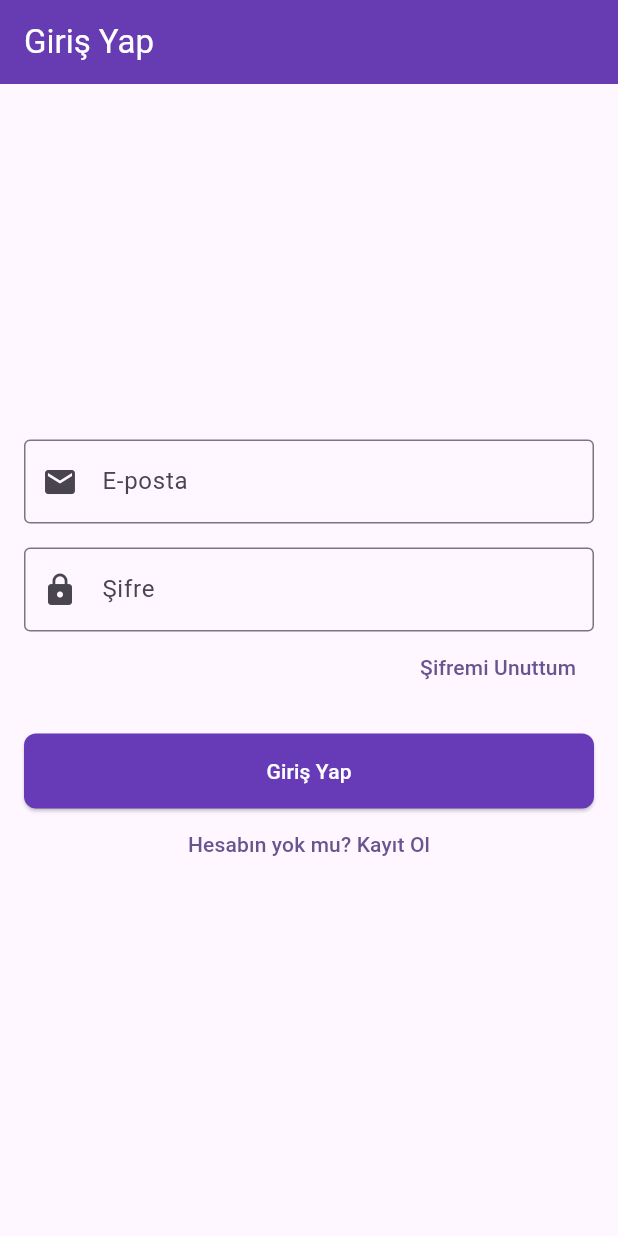
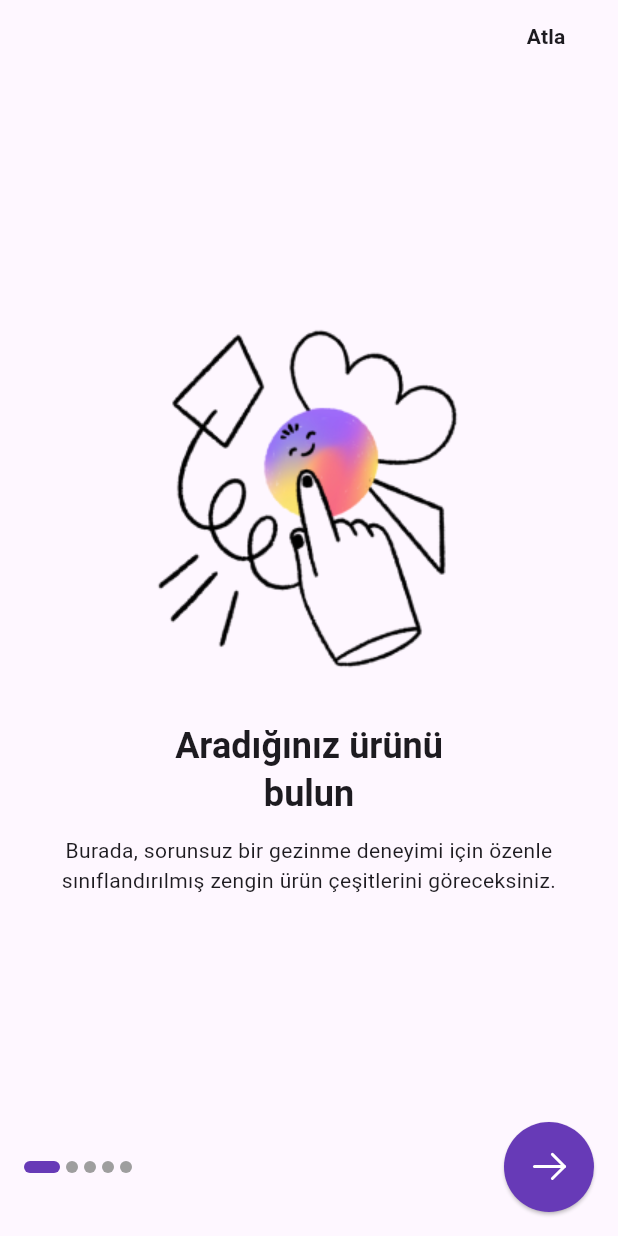
Before and after one commit to meliherenn/erenapp, a Flutter app: the screen it shows after launch, on a phone screen of 412 x 824 dp. Run offline on Flutter 3.47's test engine with Material 3 defaults, Android fonts, the light colour scheme and no system bars; our stand-ins replace cloud_firestore, firebase_auth, firebase_core, flutter_svg, shared_preferences; accounts and stored records are empty.

Commit message:
Çeşitli geliştirmeler yapıldı.

```diff
--- /dev/null
+++ b/lib/constants.dart
@@ -0,0 +1,5 @@
+import 'package:flutter/material.dart';
+
+const primaryColor = Colors.deepPurple;
+const defaultPadding = 16.0;
+const defaultDuration = Duration(milliseconds: 300);
--- a/lib/main.dart
+++ b/lib/main.dart
@@ -1,65 +1,31 @@
-import 'package:erenapp/screens/main_screen.dart';
-import 'package:firebase_auth/firebase_auth.dart';
 import 'package:flutter/material.dart';
-import 'package:flutter_screenutil/flutter_screenutil.dart';
+import 'package:shared_preferences/shared_preferences.dart';
+
+import 'package:erenapp/screens/onboarding_screen.dart';
 import 'package:erenapp/screens/login_screen.dart';
-import 'package:firebase_core/firebase_core.dart';
-import 'firebase_options.dart';
+import 'package:erenapp/route/route_constants.dart';
 
-Future<void> main() async {
+void main() async {
   WidgetsFlutterBinding.ensureInitialized();
-  await Firebase.initializeApp(
-    options: DefaultFirebaseOptions.currentPlatform,
-  );
-  runApp(const MyApp());
+  final prefs = await SharedPreferences.getInstance();
+  final seen = prefs.getBool('seen_onboarding') ?? false;
+
+  runApp(MyApp(seenOnboarding: seen));
 }
 
 class MyApp extends StatelessWidget {
-  const MyApp({super.key});
+  final bool seenOnboarding;
+  const MyApp({super.key, required this.seenOnboarding});
 
   @override
   Widget build(BuildContext context) {
-    return ScreenUtilInit(
-      designSize: const Size(360, 690),
-      minTextAdapt: true,
-      splitScreenMode: true,
-      builder: (context, child) {
-        return MaterialApp(
-          title: 'E-Ticaret App',
-          theme: ThemeData(
-            colorScheme: ColorScheme.fromSeed(seedColor: Colors.deepPurple),
-            useMaterial3: true,
-            appBarTheme: const AppBarTheme(
-              backgroundColor: Colors.deepPurple,
-              foregroundColor: Colors.white,
-              elevation: 4,
-            ),
-            elevatedButtonTheme: ElevatedButtonThemeData(
-              style: ElevatedButton.styleFrom(
-                backgroundColor: Colors.deepPurple,
-                foregroundColor: Colors.white,
-                shape: RoundedRectangleBorder(
-                  borderRadius: BorderRadius.circular(8),
-                ),
-              ),
-            ),
-          ),
-          debugShowCheckedModeBanner: false,
-          home: StreamBuilder<User?>(
-            stream: FirebaseAuth.instance.authStateChanges(),
-            builder: (context, snapshot) {
-              if (snapshot.connectionState == ConnectionState.waiting) {
-                return const Scaffold(
-                  body: Center(child: CircularProgressIndicator()),
-                );
-              }
-              if (snapshot.hasData) {
-                return const MainScreen();
-              }
-              return const LoginScreen();
-            },
-          ),
-        );
+    return MaterialApp(
+
+      home: seenOnboarding ? const LoginScreen() : const OnBordingScreen(),
+
+
+      routes: {
+        logInScreenRoute: (context) => const LoginScreen(),
       },
     );
   }
--- /dev/null
+++ b/lib/route/route_constants.dart
@@ -0,0 +1 @@
+const String logInScreenRoute = '/login';
--- /dev/null
+++ b/lib/screens/components/dot_indicators.dart
@@ -0,0 +1,24 @@
+import 'package:erenapp/constants.dart';
+import 'package:flutter/material.dart';
+
+class DotIndicator extends StatelessWidget {
+  const DotIndicator({
+    super.key,
+    this.isActive = false,
+  });
+
+  final bool isActive;
+
+  @override
+  Widget build(BuildContext context) {
+    return AnimatedContainer(
+      duration: const Duration(milliseconds: 300),
+      height: 8,
+      width: isActive ? 24 : 8,
+      decoration: BoxDecoration(
+        color: isActive ? primaryColor : Colors.grey,
+        borderRadius: const BorderRadius.all(Radius.circular(12)),
+      ),
+    );
+  }
+}
--- /dev/null
+++ b/lib/screens/onboarding_screen.dart
@@ -0,0 +1,210 @@
+import 'package:flutter/material.dart';
+import 'package:flutter_svg/svg.dart';
+import 'package:shared_preferences/shared_preferences.dart';
+
+import 'package:erenapp/constants.dart';
+import 'package:erenapp/route/route_constants.dart';
+import 'package:erenapp/screens/components/dot_indicators.dart';
+
+class OnBordingScreen extends StatefulWidget {
+  const OnBordingScreen({super.key});
+
+  @override
+  State<OnBordingScreen> createState() => _OnBordingScreenState();
+}
+
+class _OnBordingScreenState extends State<OnBordingScreen> {
+  late final PageController _pageController;
+  int _pageIndex = 0;
+
+  final List<_OnboardModel> _pages = const [
+    _OnboardModel(
+      image: "assets/onboarding_assets/Illustration-0.png",
+      title: "Aradığınız ürünü \nbulun",
+      description:
+      "Burada, sorunsuz bir gezinme deneyimi için özenle sınıflandırılmış zengin ürün çeşitlerini göreceksiniz.",
+    ),
+    _OnboardModel(
+      image: "assets/onboarding_assets/Illustration-1.png",
+      title: "Alışveriş sepetinizi \ndoldurun",
+      description:
+      "İstediğiniz herhangi bir ürünü sepetinize ekleyin veya istek listenize kaydedin.",
+    ),
+    _OnboardModel(
+      image: "assets/onboarding_assets/Illustration-2.png",
+      title: "Hızlı ve güvenli \nödeme",
+      description: "Kolaylığınız için birçok ödeme seçeneği mevcuttur.",
+    ),
+    _OnboardModel(
+      image: "assets/onboarding_assets/Illustration-3.png",
+      title: "Paket takibi",
+      description:
+      "Siparişlerinizi paketleyebilir ve gönderilerinizi sorunsuz yönetmenize yardımcı olabiliriz.",
+    ),
+    _OnboardModel(
+      image: "assets/onboarding_assets/Illustration-4.png",
+      title: "Yakındaki mağazalar",
+      description:
+      "Yakındaki mağazaları takip edin, ürünlerine göz atın ve bilgi alın.",
+    ),
+  ];
+
+  @override
+  void initState() {
+    super.initState();
+    _pageController = PageController(initialPage: 0);
+  }
+
+  @override
+  void dispose() {
+    _pageController.dispose();
+    super.dispose();
+  }
+
+  Future<void> _finishOnboarding() async {
+    final prefs = await SharedPreferences.getInstance();
+    await prefs.setBool('seen_onboarding', true);
+    if (!mounted) return;
+    Navigator.pushReplacementNamed(context, logInScreenRoute);
+  }
+
+  void _next() {
+    if (_pageIndex < _pages.length - 1) {
+      _pageController.nextPage(duration: defaultDuration, curve: Curves.ease);
+    } else {
+      _finishOnboarding();
+    }
+  }
+
+  @override
+  Widget build(BuildContext context) {
+    final theme = Theme.of(context);
+
+    return Scaffold(
+      body: SafeArea(
+        child: Padding(
+          padding: const EdgeInsets.symmetric(horizontal: defaultPadding),
+          child: Column(
+            children: [
+              Align(
+                alignment: Alignment.centerRight,
+                child: TextButton(
+                  onPressed: _finishOnboarding,
+                  child: Text(
+                    "Atla",
+                    style: TextStyle(
+                      color: theme.textTheme.bodyLarge?.color,
+                      fontWeight: FontWeight.w600,
+                    ),
+                  ),
+                ),
+              ),
+              Expanded(
+                child: PageView.builder(
+                  controller: _pageController,
+                  itemCount: _pages.length,
+                  onPageChanged: (i) => setState(() => _pageIndex = i),
+                  itemBuilder: (context, index) {
+                    final m = _pages[index];
+                    final isTextOnTop = index.isOdd;
+
+                    final image = Flexible(
+                      flex: 11,
+                      child: Padding(
+                        padding: const EdgeInsets.symmetric(vertical: 8.0),
+                        child: Image.asset(m.image, fit: BoxFit.contain),
+                      ),
+                    );
+
+                    final text = Flexible(
+                      flex: 9,
+                      child: Column(
+                        mainAxisSize: MainAxisSize.min,
+                        children: [
+                          Text(
+                            m.title,
+                            textAlign: TextAlign.center,
+                            style: theme.textTheme.headlineSmall?.copyWith(
+                              fontWeight: FontWeight.w700,
+                              color: theme.colorScheme.onBackground,
+                            ),
+                          ),
+                          const SizedBox(height: 12),
+                          Text(
+                            m.description,
+                            textAlign: TextAlign.center,
+                            style: theme.textTheme.bodyMedium?.copyWith(
+                              height: 1.4,
+                              color: theme.textTheme.bodyMedium?.color,
+                            ),
+                          ),
+                        ],
+                      ),
+                    );
+
+                    return Column(
+                      mainAxisAlignment: MainAxisAlignment.center,
+                      children: [
+                        if (isTextOnTop) text,
+                        if (isTextOnTop) const SizedBox(height: 16),
+                        image,
+                        if (!isTextOnTop) const SizedBox(height: 16),
+                        if (!isTextOnTop) text,
+                      ],
+                    );
+                  },
+                ),
+              ),
+              Row(
+                children: [
+                  ...List.generate(
+                    _pages.length,
+                        (i) => Padding(
+                      padding: const EdgeInsets.only(right: defaultPadding / 4),
+                      child: DotIndicator(isActive: i == _pageIndex),
+                    ),
+                  ),
+                  const Spacer(),
+                  SizedBox(
+                    height: 60,
+                    width: 60,
+                    child: ElevatedButton(
+                      onPressed: _next,
+                      style: ElevatedButton.styleFrom(
+                        shape: const CircleBorder(),
+                        padding: EdgeInsets.zero,
+                        backgroundColor: primaryColor,
+                        foregroundColor: Colors.white,
+                      ),
+                      child: SvgPicture.asset(
+                        "assets/icons/Arrow - Right.svg",
+                        width: 32,
+                        height: 32,
+                        colorFilter: const ColorFilter.mode(
+                          Colors.white,
+                          BlendMode.srcIn,
+                        ),
+                      ),
+                    ),
+                  ),
+                ],
+              ),
+              const SizedBox(height: defaultPadding),
+            ],
+          ),
+        ),
+      ),
+    );
+  }
+}
+
+class _OnboardModel {
+  final String image;
+  final String title;
+  final String description;
+  const _OnboardModel({
+    required this.image,
+    required this.title,
+    required this.description,
+  });
+}
--- a/lib/screens/product_detail_screen.dart
+++ b/lib/screens/product_detail_screen.dart
@@ -35,14 +35,12 @@ class ProductDetailScreen extends StatelessWidget {
           children: [
             Container(
               height: 300,
-              color: Colors.grey[200], // Resimlerin arkasında boşluk kalırsa diye hafif bir arkaplan rengi
+              color: Colors.grey[200],
               child: PageView.builder(
                 itemCount: product.images.length,
                 itemBuilder: (context, index) {
                   return Image.network(
                     product.images[index],
-                    // DEĞİŞİKLİK BURADA YAPILDI:
-                    // BoxFit.cover yerine BoxFit.contain kullanarak resmin tamamının görünmesini sağlıyoruz.
                     fit: BoxFit.contain,
                     loadingBuilder: (context, child, loadingProgress) {
                       if (loadingProgress == null) return child;
```
Also changed, not shown: lib/models/product_model.dart (+22 -6 lines), lib/screens/components/onboarding_content.dart (added, +46 -0 lines), lib/screens/login_screen.dart (+8 -0 lines), lib/screens/main_screen.dart (+8 -7 lines), lib/screens/register_screen.dart (+127 -65 lines), pubspec.yaml (+9 -0 lines), assets/erenshop.png, assets/icons/Arrow - Right.svg (added), assets/onboarding_assets/Illustration-0.png (added), assets/onboarding_assets/Illustration-1.png (added), assets/onboarding_assets/Illustration-2.png (added), assets/onboarding_assets/Illustration-3.png (added), assets/onboarding_assets/Illustration-4.png (added), lib/firebase_options.dart, 1 more files, 1 other file.
